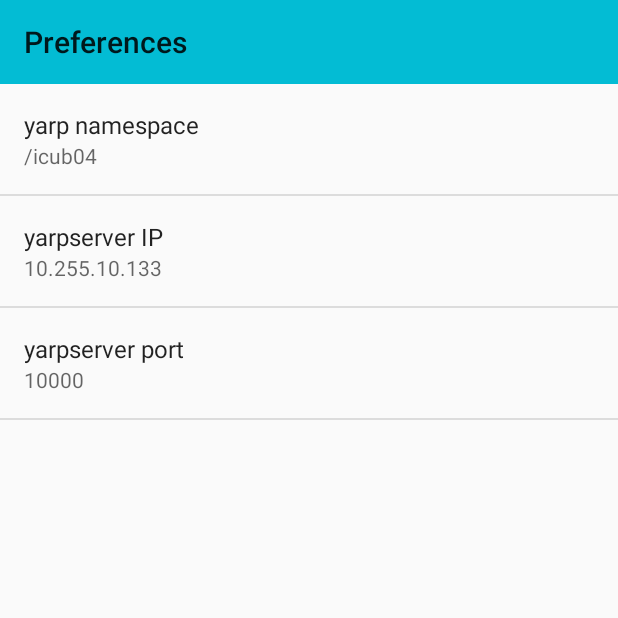
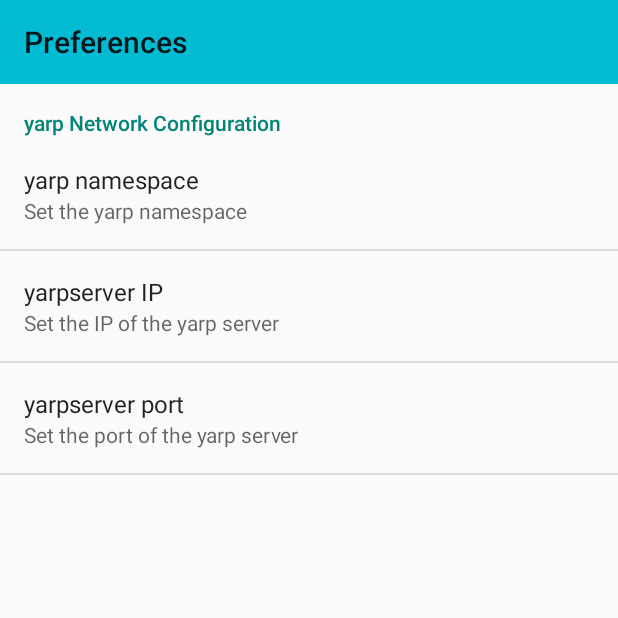
Before and after one commit to alecive/yarpdroid, an Android app: the PreferencesActivity screen opened directly, with no data from a screen before it, on a phone screen of 412 x 824 dp, the top half of it. Run offline under Robolectric (Android 15) with nearby library versions, the phone set to English and light mode, and no system bars.

Commit message:
Updates on the UI and the interaction

```diff
--- a/app/src/main/res/values/strings.xml
+++ b/app/src/main/res/values/strings.xml
@@ -18,7 +18,11 @@
     <string name="drawer_close">Close</string>
     <string name="cam_left">Left Camera</string>
     <string name="cam_right">Right Camera</string>
-    <string name="yarp_namespace">/icub04</string>
-    <string name="yarp_server">10.255.10.133</string>
-    <string name="yarp_server_port">10000</string>
+    <string name="yarp_network_category">yarp Network Configuration</string>
+    <string name="yarp_namespace">Set the yarp namespace</string>
+    <string name="yarp_server">Set the IP of the yarp server</string>
+    <string name="yarp_server_port">Set the port of the yarp server</string>
+    <string name="yarp_namespace_default">/yarpdroid</string>
+    <string name="yarp_server_default">192.168.1.9</string>
+    <string name="yarp_server_port_default">10000</string>
 </resources>
--- a/app/src/main/res/xml/preferences.xml
+++ b/app/src/main/res/xml/preferences.xml
@@ -1,12 +1,22 @@
 <?xml version="1.0" encoding="utf-8"?>
 <PreferenceScreen xmlns:android="http://schemas.android.com/apk/res/android">
-    <EditTextPreference android:title="yarp namespace"
-        android:key="@string/yarp_namespace"
-        android:summary="@string/yarp_namespace"/>
-    <EditTextPreference android:title="yarpserver IP"
-        android:key="@string/yarp_server"
-        android:summary="@string/yarp_server"/>
-    <EditTextPreference android:title="yarpserver port"
-        android:key="@string/yarp_server_port"
-        android:summary="@string/yarp_server_port"/>
+
+    <PreferenceCategory android:title="@string/yarp_network_category" >
+        <EditTextPreference
+            android:title="yarp namespace"
+            android:summary="@string/yarp_namespace"
+            android:key="pref_yarp_namespace"
+            android:defaultValue="@string/yarp_namespace_default" />
+        <EditTextPreference
+            android:title="yarpserver IP"
+            android:summary="@string/yarp_server"
+            android:key="pref_yarp_server"
+            android:defaultValue="@string/yarp_server_default"/>
+        <EditTextPreference
+            android:title="yarpserver port"
+            android:summary="@string/yarp_server_port"
+            android:key="pref_yarp_server_port"
+            android:defaultValue="@string/yarp_server_port_default"/>
+    </PreferenceCategory>
+
 </PreferenceScreen>
```
Also changed, not shown: app/src/main/java/com/alecive/yarpdroid/MainActivity.java (+21 -0 lines), app/src/main/res/layout/stt_fragment.xml (+42 -36 lines), 3 other files.
